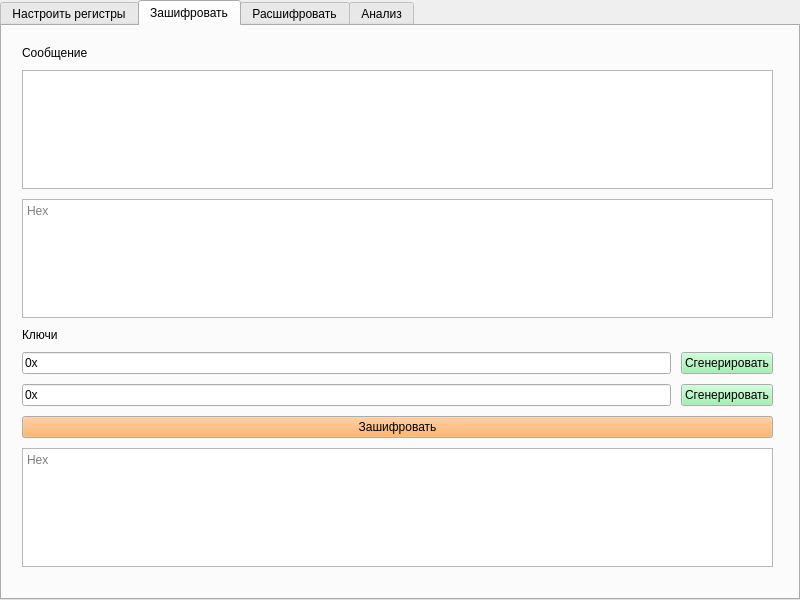
Old version of the form mainwindow.ui in the repository jmpleo/labCC.
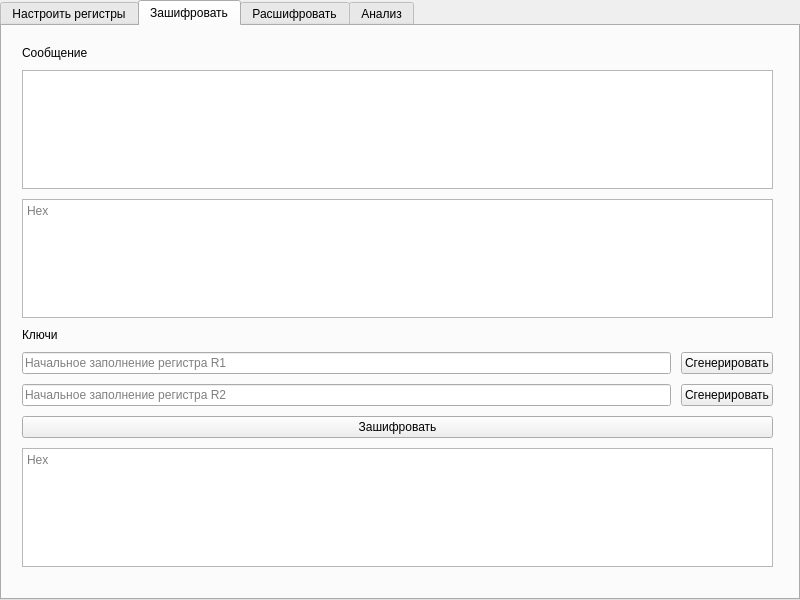
New version of the form. The open tabs and pages were chosen to show the change. Custom widgets are drawn as their Qt base class.

```diff
--- a/mainwindow.ui
+++ b/mainwindow.ui
@@ -354,7 +354,7 @@
             <string/>
            </property>
            <property name="text">
-            <string>0x</string>
+            <string/>
            </property>
            <property name="placeholderText">
             <string>Начальное заполнение регистра R1</string>
@@ -363,70 +363,6 @@
          </item>
          <item>
           <widget class="QPushButton" name="r1SeedGenButton">
-           <property name="palette">
-            <palette>
-             <active>
-              <colorrole role="Button">
-               <brush brushstyle="SolidPattern">
-                <color alpha="255">
-                 <red>143</red>
-                 <green>240</green>
-                 <blue>164</blue>
-                </color>
-               </brush>
-              </colorrole>
-              <colorrole role="Highlight">
-               <brush brushstyle="SolidPattern">
-                <color alpha="255">
-                 <red>143</red>
-                 <green>240</green>
-                 <blue>164</blue>
-                </color>
-               </brush>
-              </colorrole>
-             </active>
-             <inactive>
-              <colorrole role="Button">
-               <brush brushstyle="SolidPattern">
-                <color alpha="255">
-                 <red>143</red>
-                 <green>240</green>
-                 <blue>164</blue>
-                </color>
-               </brush>
-              </colorrole>
-              <colorrole role="Highlight">
-               <brush brushstyle="SolidPattern">
-                <color alpha="255">
-                 <red>143</red>
-                 <green>240</green>
-                 <blue>164</blue>
-                </color>
-               </brush>
-              </colorrole>
-             </inactive>
-             <disabled>
-              <colorrole role="Button">
-               <brush brushstyle="SolidPattern">
-                <color alpha="255">
-                 <red>143</red>
-                 <green>240</green>
-                 <blue>164</blue>
-                </color>
-               </brush>
-              </colorrole>
-              <colorrole role="Highlight">
-               <brush brushstyle="SolidPattern">
-                <color alpha="255">
-                 <red>145</red>
-                 <green>145</green>
-                 <blue>145</blue>
-                </color>
-               </brush>
-              </colorrole>
-             </disabled>
-            </palette>
-           </property>
            <property name="text">
             <string>Сгенерировать</string>
            </property>
@@ -442,7 +378,7 @@
             <string/>
            </property>
            <property name="text">
-            <string>0x</string>
+            <string/>
            </property>
            <property name="placeholderText">
             <string>Начальное заполнение регистра R2</string>
@@ -451,70 +387,6 @@
          </item>
          <item>
           <widget class="QPushButton" name="r2SeedGenButton">
-           <property name="palette">
-            <palette>
-             <active>
-              <colorrole role="Button">
-               <brush brushstyle="SolidPattern">
-                <color alpha="255">
-                 <red>143</red>
-                 <green>240</green>
-                 <blue>164</blue>
-                </color>
-               </brush>
-              </colorrole>
-              <colorrole role="Highlight">
-               <brush brushstyle="SolidPattern">
-                <color alpha="255">
-                 <red>143</red>
-                 <green>240</green>
-                 <blue>164</blue>
-                </color>
-               </brush>
-              </colorrole>
-             </active>
-             <inactive>
-              <colorrole role="Button">
-               <brush brushstyle="SolidPattern">
-                <color alpha="255">
-                 <red>143</red>
-                 <green>240</green>
-                 <blue>164</blue>
-                </color>
-               </brush>
-              </colorrole>
-              <colorrole role="Highlight">
-               <brush brushstyle="SolidPattern">
-                <color alpha="255">
-                 <red>143</red>
-                 <green>240</green>
-                 <blue>164</blue>
-                </color>
-               </brush>
-              </colorrole>
-             </inactive>
-             <disabled>
-              <colorrole role="Button">
-               <brush brushstyle="SolidPattern">
-                <color alpha="255">
-                 <red>143</red>
-                 <green>240</green>
-                 <blue>164</blue>
-                </color>
-               </brush>
-              </colorrole>
-              <colorrole role="Highlight">
-               <brush brushstyle="SolidPattern">
-                <color alpha="255">
-                 <red>145</red>
-                 <green>145</green>
-                 <blue>145</blue>
-                </color>
-               </brush>
-              </colorrole>
-             </disabled>
-            </palette>
-           </property>
            <property name="text">
             <string>Сгенерировать</string>
            </property>
@@ -524,70 +396,6 @@
        </item>
        <item>
         <widget class="QPushButton" name="encryptButton">
-         <property name="palette">
-          <palette>
-           <active>
-            <colorrole role="Button">
-             <brush brushstyle="SolidPattern">
-              <color alpha="255">
-               <red>255</red>
-               <green>163</green>
-               <blue>72</blue>
-              </color>
-             </brush>
-            </colorrole>
-            <colorrole role="Highlight">
-             <brush brushstyle="SolidPattern">
-              <color alpha="255">
-               <red>143</red>
-               <green>240</green>
-               <blue>164</blue>
-              </color>
-             </brush>
-            </colorrole>
-           </active>
-           <inactive>
-            <colorrole role="Button">
-             <brush brushstyle="SolidPattern">
-              <color alpha="255">
-               <red>255</red>
-               <green>163</green>
-               <blue>72</blue>
-              </color>
-             </brush>
-            </colorrole>
-            <colorrole role="Highlight">
-             <brush brushstyle="SolidPattern">
-              <color alpha="255">
-               <red>143</red>
-               <green>240</green>
-               <blue>164</blue>
-              </color>
-             </brush>
-            </colorrole>
-           </inactive>
-           <disabled>
-            <colorrole role="Button">
-             <brush brushstyle="SolidPattern">
-              <color alpha="255">
-               <red>255</red>
-               <green>163</green>
-               <blue>72</blue>
-              </color>
-             </brush>
-            </colorrole>
-            <colorrole role="Highlight">
-             <brush brushstyle="SolidPattern">
-              <color alpha="255">
-               <red>145</red>
-               <green>145</green>
-               <blue>145</blue>
-              </color>
-             </brush>
-            </colorrole>
-           </disabled>
-          </palette>
-         </property>
          <property name="text">
           <string>Зашифровать</string>
          </property>
```
Left out of the diff: 318 changed lines with no effect on the pictures.
